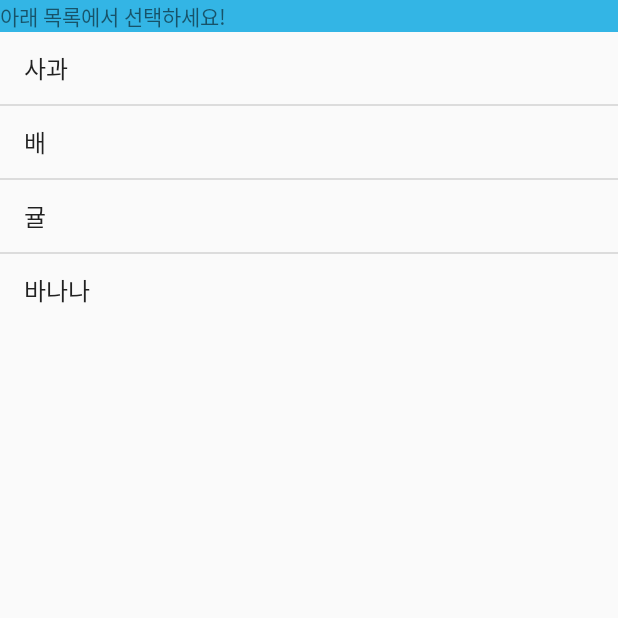
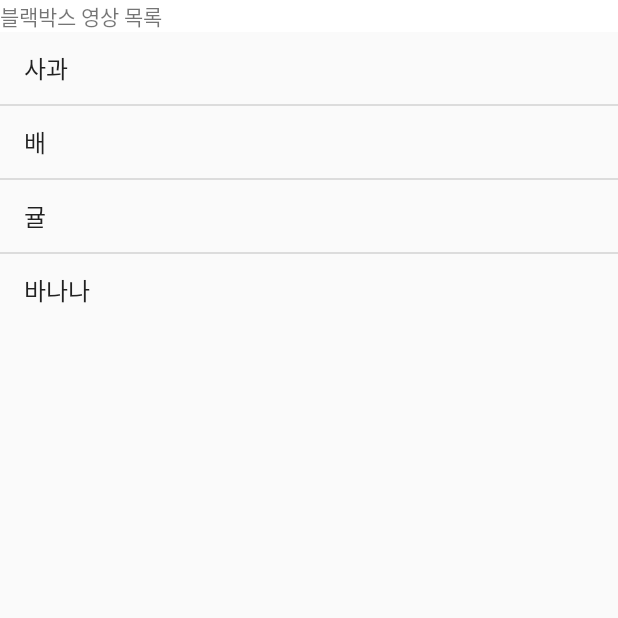
Before and after one commit to kdh314/project, an Android app: the screen it shows after launch (MainActivity), on a phone screen of 412 x 824 dp, the top half of it. Run offline under Robolectric (Android 15) with nearby library versions, the phone set to English and light mode, and no system bars.

Commit message:
[Android] - 상단 텍스트 뷰 이름을 '블랙박스 영상 목록' 으로 수정

```diff
--- a/android_crush_box/app/src/main/res/layout/activity_main.xml
+++ b/android_crush_box/app/src/main/res/layout/activity_main.xml
@@ -8,11 +8,11 @@
     tools:context="com.dhkang.crushbox.MainActivity">
 
     <TextView
+        android:id="@+id/selected_item_textview"
         android:layout_width="match_parent"
         android:layout_height="wrap_content"
-        android:id="@+id/selected_item_textview"
-        android:background="@android:color/holo_blue_light"
-        android:text="아래 목록에서 선택하세요!"/>
+        android:background="@android:color/white"
+        android:text="블랙박스 영상 목록" />
 
     <ListView
         android:layout_width="wrap_content"
```
